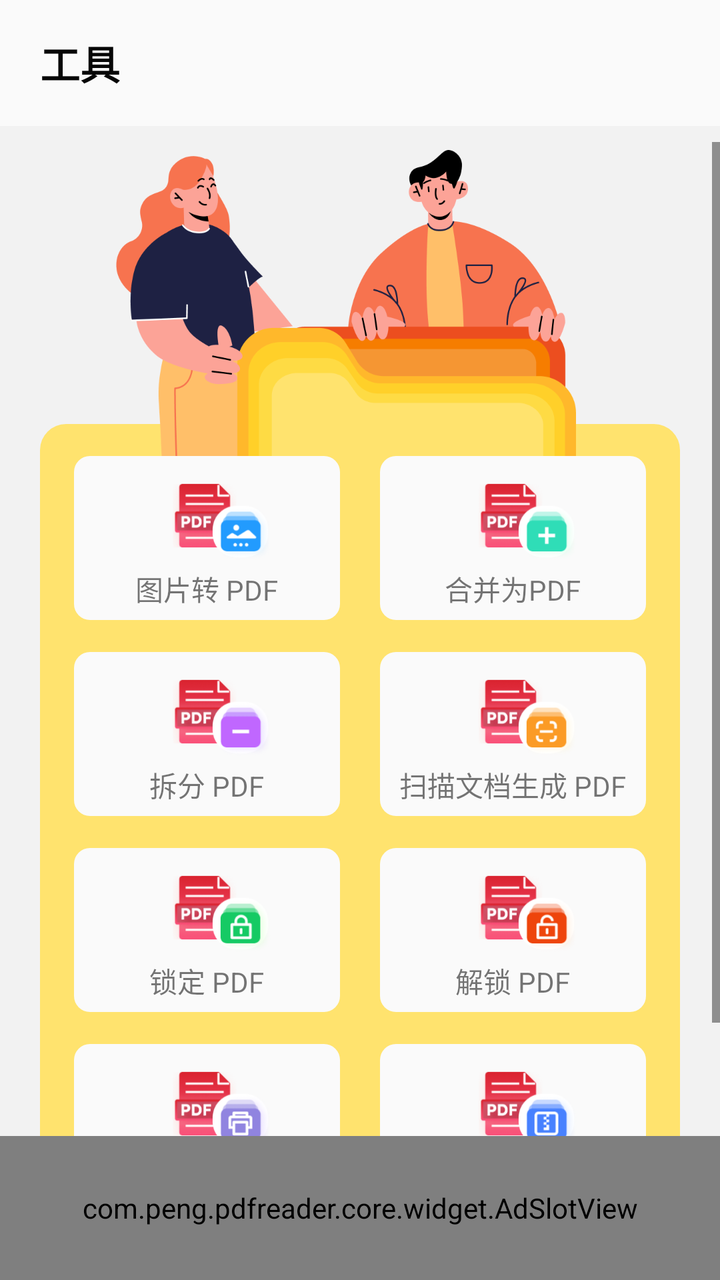
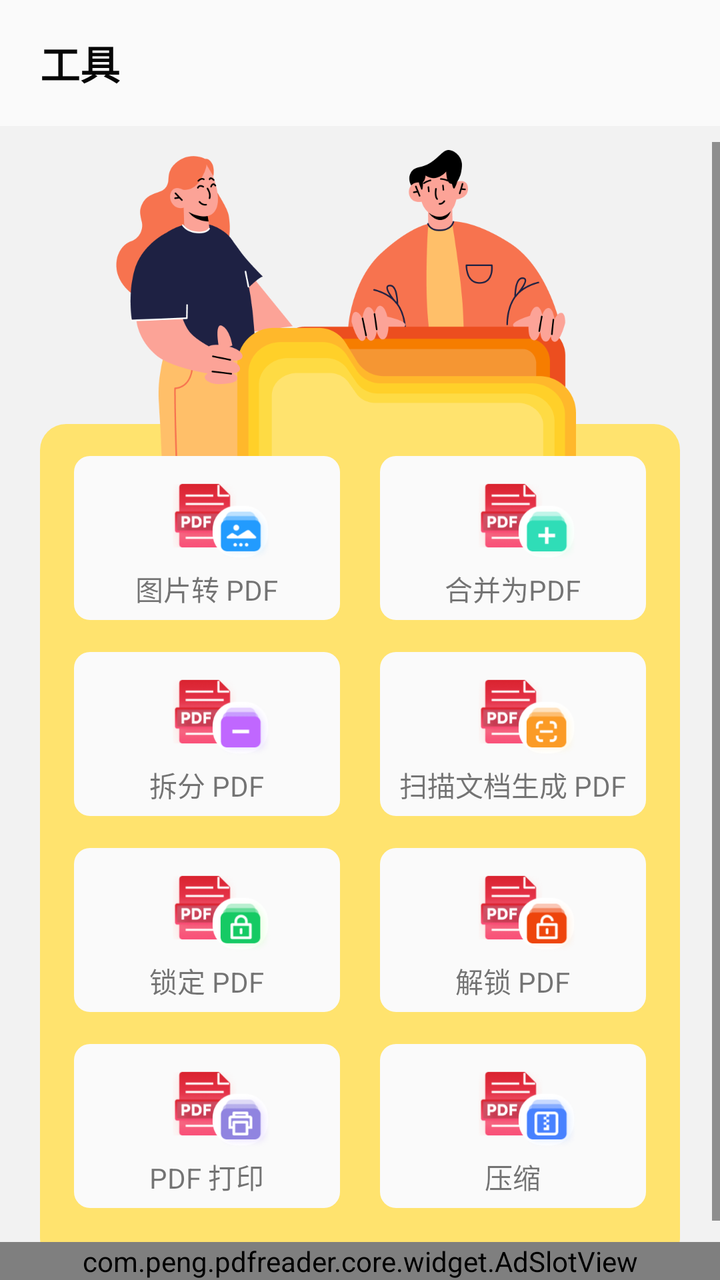

Two renders of the same Android screen: before a commit and after it. Below are the layout's source before the change and the commit's diff.
<!-- AndroidManifest.xml: application theme Theme.PdfReader -->
<!-- res/layout/fragment_tools.xml -->
<?xml version="1.0" encoding="utf-8"?>
<androidx.constraintlayout.widget.ConstraintLayout xmlns:android="http://schemas.android.com/apk/res/android"
    android:layout_width="match_parent"
    android:layout_height="match_parent"
    xmlns:app="http://schemas.android.com/apk/res-auto"
    android:background="@color/surface_subtle"
    android:orientation="vertical">

    
    <LinearLayout
        android:id="@+id/topBar"
        android:layout_width="match_parent"
        android:layout_height="63dp"
        android:background="@color/surface_card"
        android:orientation="horizontal"
        android:gravity="center_vertical"
        app:layout_constraintTop_toTopOf="parent"
        android:paddingLeft="20dp">

        <TextView
            android:id="@+id/title"
            android:layout_width="match_parent"
            android:layout_height="wrap_content"
            android:text="@string/tools"
            android:textColor="#ff060606"
            android:textSize="20sp"
            android:textStyle="bold"
            />
    </LinearLayout>

    <ScrollView
        android:id="@+id/scroll"
        android:layout_width="match_parent"
        android:layout_height="0dp"
        android:layout_marginTop="8dp"
        android:overScrollMode="never"
        app:layout_constraintTop_toBottomOf="@id/topBar"
        app:layout_constraintBottom_toTopOf="@id/adBanner"
        >

        <LinearLayout
            android:layout_width="match_parent"
            android:layout_height="match_parent"
            android:layout_marginHorizontal="20dp"
            android:orientation="vertical">

            <FrameLayout
                android:layout_width="match_parent"
                android:layout_height="wrap_content">

                <LinearLayout
                    android:layout_width="match_parent"
                    android:layout_height="420dp"
                    android:background="@drawable/bg_yellow_r13"
                    android:orientation="vertical"
                    android:layout_marginTop="141dp"
                    android:paddingHorizontal="17dp">

                    <LinearLayout
                        android:layout_width="match_parent"
                        android:layout_height="wrap_content"
                        android:layout_marginTop="16dp"
                        android:orientation="horizontal">

                        <LinearLayout
                            android:id="@+id/llImageToPDF"
                            android:layout_width="0dp"
                            android:layout_height="82dp"
                            android:layout_weight="1"
                            android:background="@drawable/bg_card_r8"
                            android:gravity="center_horizontal"
                            android:orientation="vertical">

                            <ImageView
                                android:layout_width="80dp"
                                android:layout_height="44dp"
                                android:layout_marginTop="8dp"
                                android:src="@mipmap/ic_tools_image_to_pdf" />

                            <TextView
                                android:layout_width="wrap_content"
                                android:layout_height="wrap_content"
                                android:layout_marginTop="4dp"
                                android:text="@string/image_to_pdf" />

                        </LinearLayout>

                        <View
                            android:layout_width="20dp"
                            android:layout_height="1dp" />

                        <LinearLayout
                            android:id="@+id/llMergePDF"
                            android:layout_width="0dp"
                            android:layout_height="82dp"
                            android:layout_weight="1"
                            android:background="@drawable/bg_card_r8"
                            android:gravity="center_horizontal"
                            android:orientation="vertical">

                            <ImageView
                                android:layout_width="80dp"
                                android:layout_height="44dp"
                                android:layout_marginTop="8dp"
                                android:src="@mipmap/ic_tools_merge_pdf" />

                            <TextView
                                android:layout_width="wrap_content"
                                android:layout_height="wrap_content"
                                android:layout_marginTop="4dp"
                                android:text="@string/merge_to_pdf" />

                        </LinearLayout>

                    </LinearLayout>

                    <LinearLayout
                        android:layout_width="match_parent"
                        android:layout_height="wrap_content"
                        android:layout_marginTop="16dp"
                        android:orientation="horizontal">

                        <LinearLayout
                            android:id="@+id/llSplitPDF"
                            android:layout_width="0dp"
                            android:layout_height="82dp"
                            android:layout_weight="1"
                            android:background="@drawable/bg_card_r8"
                            android:gravity="center_horizontal"
                            android:orientation="vertical">

                            <ImageView
                                android:layout_width="80dp"
                                android:layout_height="44dp"
                                android:layout_marginTop="8dp"
                                android:src="@mipmap/ic_tools_split_pdf" />

                            <TextView
                                android:layout_width="wrap_content"
                                android:layout_height="wrap_content"
                                android:layout_marginTop="4dp"
                                android:text="@string/split" />

                        </LinearLayout>

                        <View
                            android:layout_width="20dp"
                            android:layout_height="1dp" />

                        <LinearLayout
                            android:id="@+id/llScanPDF"
                            android:layout_width="0dp"
                            android:layout_height="82dp"
                            android:layout_weight="1"
                            android:background="@drawable/bg_card_r8"
                            android:gravity="center_horizontal"
                            android:orientation="vertical">

                            <ImageView
                                android:layout_width="80dp"
                                android:layout_height="44dp"
                                android:layout_marginTop="8dp"
                                android:src="@mipmap/ic_tools_scan" />

                            <TextView
                                android:layout_width="wrap_content"
                                android:layout_height="wrap_content"
                                android:layout_marginTop="4dp"
                                android:text="@string/scan_to_pdf" />

                        </LinearLayout>

                    </LinearLayout>

                    <LinearLayout
                        android:layout_width="match_parent"
                        android:layout_height="wrap_content"
                        android:layout_marginTop="16dp"
                        android:orientation="horizontal">

                        <LinearLayout
                            android:id="@+id/llLockPDF"
                            android:layout_width="0dp"
                            android:layout_height="82dp"
                            android:layout_weight="1"
                            android:background="@drawable/bg_card_r8"
                            android:gravity="center_horizontal"
                            android:orientation="vertical">

                            <ImageView
                                android:layout_width="80dp"
                                android:layout_height="44dp"
                                android:layout_marginTop="8dp"
                                android:src="@mipmap/ic_tools_lock" />

                            <TextView
                                android:layout_width="wrap_content"
                                android:layout_height="wrap_content"
                                android:layout_marginTop="4dp"
                                android:text="@string/tools_label_lock" />

                        </LinearLayout>

                        <View
                            android:layout_width="20dp"
                            android:layout_height="1dp" />

                        <LinearLayout
                            android:id="@+id/llUnlockPDF"
                            android:layout_width="0dp"
                            android:layout_height="82dp"
                            android:layout_weight="1"
                            android:background="@drawable/bg_card_r8"
                            android:gravity="center_horizontal"
                            android:orientation="vertical">

                            <ImageView
                                android:layout_width="80dp"
                                android:layout_height="44dp"
                                android:layout_marginTop="8dp"
                                android:src="@mipmap/ic_tools_unlock" />

                            <TextView
                                android:layout_width="wrap_content"
                                android:layout_height="wrap_content"
                                android:layout_marginTop="4dp"
                                android:text="@string/tools_label_unlock" />

                        </LinearLayout>

                    </LinearLayout>

                    <LinearLayout
                        android:layout_width="match_parent"
                        android:layout_height="wrap_content"
                        android:layout_marginTop="16dp"
                        android:orientation="horizontal">

                        <LinearLayout
                            android:id="@+id/llPrintPDF"
                            android:layout_width="0dp"
                            android:layout_height="82dp"
                            android:layout_weight="1"
                            android:background="@drawable/bg_card_r8"
                            android:gravity="center_horizontal"
                            android:orientation="vertical">

                            <ImageView
                                android:layout_width="80dp"
                                android:layout_height="44dp"
                                android:layout_marginTop="8dp"
                                android:src="@mipmap/ic_tools_print_pdf" />

                            <TextView
                                android:layout_width="wrap_content"
                                android:layout_height="wrap_content"
                                android:layout_marginTop="4dp"
                                android:text="@string/tools_print_title" />

                        </LinearLayout>

                        <View
                            android:layout_width="20dp"
                            android:layout_height="1dp" />

                        <LinearLayout
                            android:id="@+id/llCompressPDF"
                            android:layout_width="0dp"
                            android:layout_height="82dp"
                            android:layout_weight="1"
                            android:background="@drawable/bg_card_r8"
                            android:gravity="center_horizontal"
                            android:orientation="vertical">

                            <ImageView
                                android:layout_width="80dp"
                                android:layout_height="44dp"
                                android:layout_marginTop="8dp"
                                android:src="@mipmap/ic_tools_compress" />

                            <TextView
                                android:layout_width="wrap_content"
                                android:layout_height="wrap_content"
                                android:layout_marginTop="4dp"
                                android:text="@string/compress" />

                        </LinearLayout>

                    </LinearLayout>

                </LinearLayout>

                <ImageView
                    android:id="@+id/ivIllustration"
                    android:layout_width="match_parent"
                    android:layout_height="157dp"
                    android:layout_gravity="top|start"
                    android:contentDescription="@string/tools"
                    android:src="@mipmap/bg_tools" />

            </FrameLayout>
        </LinearLayout>

    </ScrollView>

    <com.peng.pdfreader.core.widget.AdSlotView
        android:id="@+id/adBanner"
        android:layout_width="match_parent"
        android:layout_height="72dp"
        app:layout_constraintBottom_toBottomOf="parent"
        />

</androidx.constraintlayout.widget.ConstraintLayout>
<!-- resources referenced by this layout -->
<resources>
  <color name="surface_card">#fafafa</color>
  <color name="surface_subtle">#f2f2f2</color>
  <!-- drawable bg_card_r8 (drawable) -->
  <?xml version="1.0" encoding="utf-8"?>
  <shape xmlns:android="http://schemas.android.com/apk/res/android"
      android:shape="rectangle"
      >
      <solid android:color="#fffafafa"/>
      <corners android:radius="8dp"/>
  </shape>
  <!-- drawable bg_yellow_r13 (drawable) -->
  <?xml version="1.0" encoding="utf-8"?>
  <shape xmlns:android="http://schemas.android.com/apk/res/android"
      android:shape="rectangle">
      <solid android:color="#ffffe36e" />
      <corners android:radius="13dp" />
  </shape>
  <string name="compress">压缩</string>
  <string name="image_to_pdf">图片转 PDF</string>
  <string name="merge_to_pdf">合并为PDF</string>
  <string name="scan_to_pdf">扫描文档生成 PDF</string>
  <string name="split">拆分 PDF</string>
  <string name="tools">工具</string>
  <string name="tools_label_lock">锁定 PDF</string>
  <string name="tools_label_unlock">解锁 PDF</string>
  <string name="tools_print_title">PDF 打印</string>
  <style name="Theme.PdfReader" parent="Theme.AppCore">
          <item name="android:windowBackground">@color/surface_subtle</item>
      </style>
  <color name="brand_primary">#da232f</color>
  <color name="brand_primary_dark">#dc2634</color>
  <color name="text_on_tint">#f8fbff</color>
  <color name="status_error_deep">#cc2631</color>
  <color name="text_primary">#060606</color>
  <color name="surface_muted">#f1f1f1</color>
  <color name="text_tertiary">#666666</color>
  <color name="status_error_crimson">#c42e47</color>
  <color name="text_secondary">#333333</color>
  <color name="text_placeholder">#999999</color>
  <style name="ThemeOverlay.AppCore.Dialog" parent="ThemeOverlay.MaterialComponents.MaterialAlertDialog">
          <item name="alertDialogStyle">@style/MaterialAlertDialog.AppCore</item>
          <item name="materialAlertDialogTitleTextStyle">@style/MaterialAlertDialog.AppCore.Title</item>
          <item name="buttonBarPositiveButtonStyle">@style/Widget.AppCore.Button.Text</item>
          <item name="buttonBarNegativeButtonStyle">@style/Widget.AppCore.Button.Text</item>
      </style>
  <style name="Widget.AppCore.BottomSheet" parent="Widget.MaterialComponents.BottomSheet.Modal">
          <item name="backgroundTint">@color/surface_white_alt</item>
          <item name="shapeAppearanceOverlay">@style/ShapeAppearance.AppCore.BottomSheet</item>
          <item name="android:background">@android:color/transparent</item>
      </style>
  <color name="surface_white_alt">#fffdfd</color>
  <style name="MaterialAlertDialog.AppCore" parent="MaterialAlertDialog.MaterialComponents">
          <item name="shapeAppearanceOverlay">@style/ShapeAppearance.AppCore.Dialog</item>
          <item name="backgroundTint">@color/surface_white_alt</item>
      </style>
  <style name="MaterialAlertDialog.AppCore.Title" parent="MaterialAlertDialog.MaterialComponents.Title.Text">
          <item name="android:textColor">@color/text_primary</item>
      </style>
  <style name="Widget.AppCore.Button.Text" parent="Widget.MaterialComponents.Button.TextButton">
          <item name="android:textColor">@color/text_on_tint</item>
          <item name="android:letterSpacing">0</item>
          <item name="android:textSize">16sp</item>
      </style>
  <style name="ShapeAppearance.AppCore.BottomSheet" parent="">
          <item name="cornerFamily">rounded</item>
          <item name="cornerSizeTopLeft">@dimen/radius_xl</item>
          <item name="cornerSizeTopRight">@dimen/radius_xl</item>
          <item name="cornerSizeBottomLeft">0dp</item>
          <item name="cornerSizeBottomRight">0dp</item>
      </style>
  <style name="ShapeAppearance.AppCore.Dialog" parent="">
          <item name="cornerFamily">rounded</item>
          <item name="cornerSize">@dimen/radius_xl</item>
      </style>
  <dimen name="radius_xl">16dp</dimen>
  <!-- unchanged entries left out for length: 11 -->
</resources>

<!-- the commit's change to res/layout/fragment_tools.xml (unified diff, before → after) -->
@@ -306,7 +306,7 @@
     <com.peng.pdfreader.core.widget.AdSlotView
         android:id="@+id/adBanner"
         android:layout_width="match_parent"
-        android:layout_height="72dp"
+        android:layout_height="wrap_content"
         app:layout_constraintBottom_toBottomOf="parent"
         />
 
